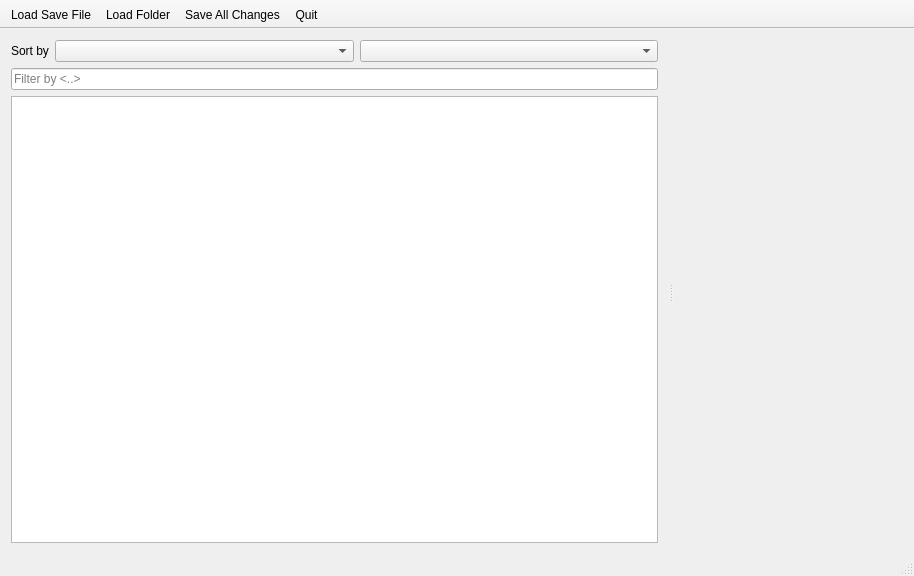
Old version of the form src/ui/mainwindow.ui in the repository geneishouko/AA2QtEdit.
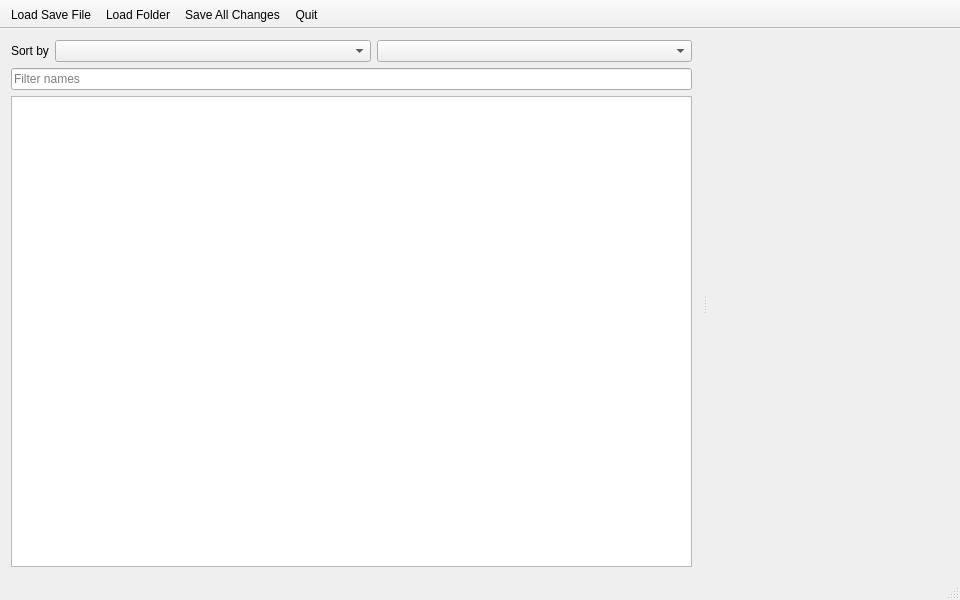
New version of the form. Icons and pictures are not drawn. Custom widgets are drawn as their Qt base class.

Diff of the .ui file:
```diff
--- a/src/ui/mainwindow.ui
+++ b/src/ui/mainwindow.ui
@@ -6,8 +6,8 @@
    <rect>
     <x>0</x>
     <y>0</y>
-    <width>914</width>
-    <height>576</height>
+    <width>960</width>
+    <height>600</height>
    </rect>
   </property>
   <property name="windowTitle">
@@ -57,7 +57,7 @@
         <item>
          <widget class="QLineEdit" name="textFilter">
           <property name="placeholderText">
-           <string>Filter by &lt;..&gt;</string>
+           <string>Filter names</string>
           </property>
           <property name="clearButtonEnabled">
            <bool>true</bool>
```
